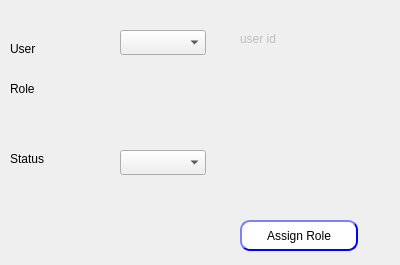
The window that presentation/authorization_ui/assignUserToRole.ui (Hossam01/HyperPOS2020Design) describes before a commit, drawn with Qt 5.
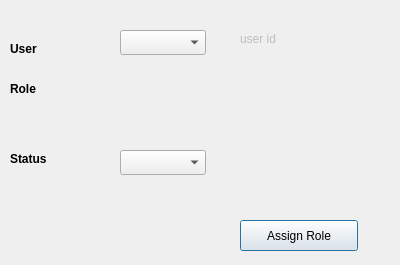
The same window after the commit.

```diff
--- a/presentation/authorization_ui/assignUserToRole.ui
+++ b/presentation/authorization_ui/assignUserToRole.ui
@@ -38,6 +38,13 @@
      <height>17</height>
     </rect>
    </property>
+   <property name="font">
+    <font>
+     <pointsize>9</pointsize>
+     <weight>75</weight>
+     <bold>true</bold>
+    </font>
+   </property>
    <property name="text">
     <string>User</string>
    </property>
@@ -51,6 +58,13 @@
      <height>17</height>
     </rect>
    </property>
+   <property name="font">
+    <font>
+     <pointsize>9</pointsize>
+     <weight>75</weight>
+     <bold>true</bold>
+    </font>
+   </property>
    <property name="text">
     <string>Role</string>
    </property>
@@ -77,6 +91,13 @@
      <height>17</height>
     </rect>
    </property>
+   <property name="font">
+    <font>
+     <pointsize>9</pointsize>
+     <weight>75</weight>
+     <bold>true</bold>
+    </font>
+   </property>
    <property name="text">
     <string>Status</string>
    </property>
@@ -90,29 +111,13 @@
      <height>31</height>
     </rect>
    </property>
+   <property name="font">
+    <font>
+     <pointsize>9</pointsize>
+    </font>
+   </property>
    <property name="styleSheet">
-    <string notr="true">QPushButton{
-                                        background-color: white;
-                                        border-style: outset;
-                                        border-width: 2px;
-                                        border-radius: 10px;
-                                        border-color: blue;
-                                        min-width: 6em;
-                                        }
-                                        QPushButton:hover {
-                                        background: qradialgradient(
-                                        cx: 0.3, cy: -0.4, fx: 0.3, fy: -0.4,
-                                        radius: 1.35, stop: 0 #fff, stop: 1 #bbb
-                                        );
-                                        }
-                                        QPushButton:pressed {
-                                        border-style: inset;
-                                        background: qradialgradient(
-                                        cx: 0.4, cy: -0.1, fx: 0.4, fy: -0.1,
-                                        radius: 1.35, stop: 0 #fff, stop: 1 #ddd
-                                        );
-                                        }
-                                    </string>
+    <string notr="true"/>
    </property>
    <property name="text">
     <string>Assign Role</string>
```
